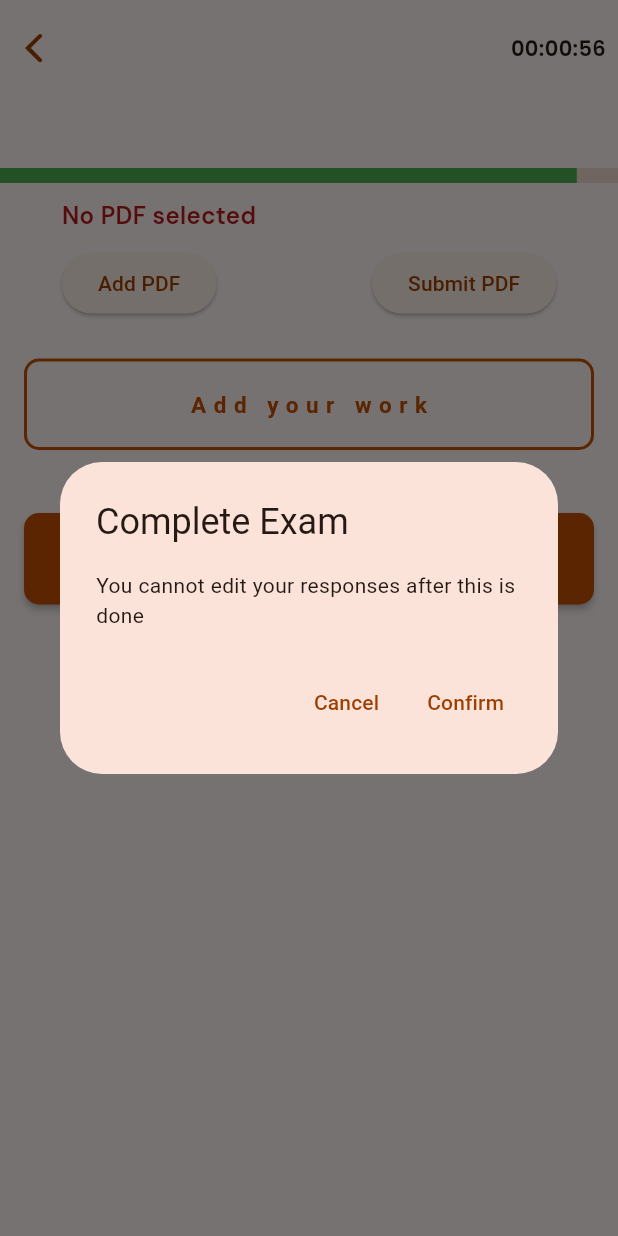
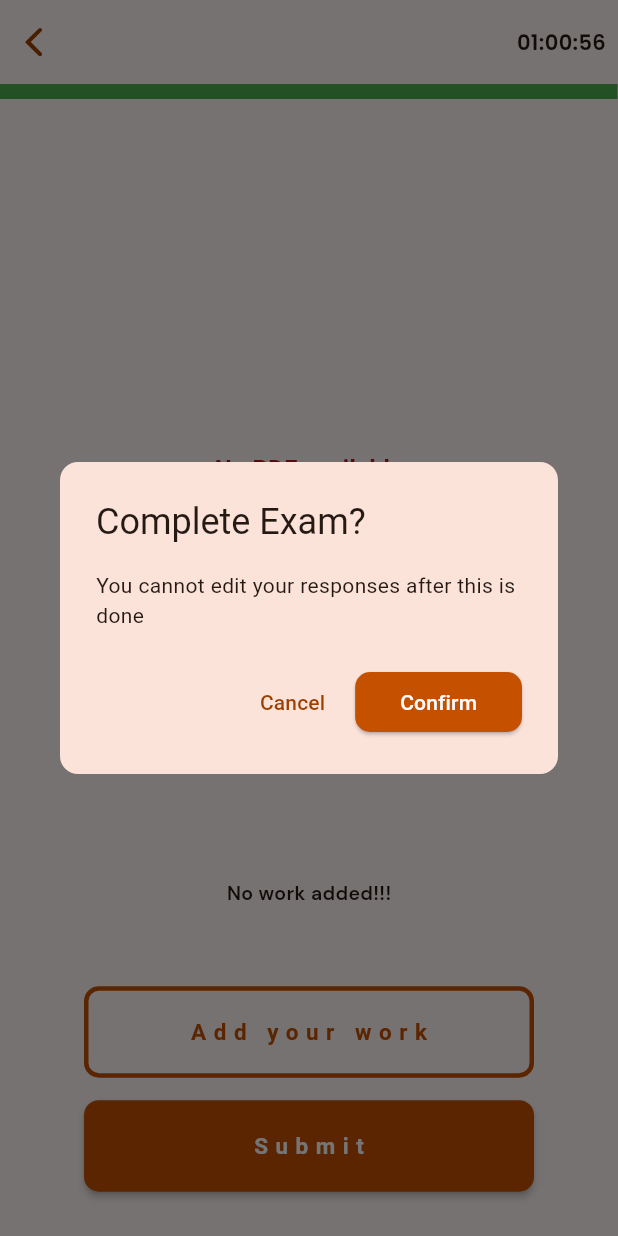
Before and after one commit to samuelantwi103/son_ques_app, a Flutter app: the ExamPage screen opened directly with empty values, after a tap on "Add your work", after a tap on "Submit", on a phone screen of 412 x 824 dp. Run offline on Flutter 3.47's test engine with Material 3 defaults, Android fonts, the phone set to English and light mode, and no system bars; our stand-ins replace animated_splash_screen, file_picker, firebase_core, flutter_riverpod, google_fonts; missing offline and left inert: flutter_adaptive_scaffold, flutter_pdfview; accounts and stored records are empty.

Commit message:
finished student side

```diff
--- a/sonmit/lib/components/button.dart
+++ b/sonmit/lib/components/button.dart
@@ -1,3 +1,4 @@
+// components/button.dart
 import 'package:flutter/material.dart';
 
 // ROUNDED Button
@@ -123,7 +124,7 @@ class FullOutlineButton extends StatelessWidget {
         maxWidth: 300,
       ),
       child: MaterialButton(
-        onPressed: enabled? onPressed:null,
+        onPressed: enabled ? onPressed : null,
         // disabledColor:
         //     Theme.of(context).colorScheme.primaryContainer.withOpacity(0.5),
 
@@ -137,7 +138,7 @@ class FullOutlineButton extends StatelessWidget {
                 .colorScheme
                 .primaryContainer
                 .withOpacity(enabled ? 1 : 0.5),
-            width: 2,
+            width: 3,
           ),
         ),
         // style: ButtonStyle(
@@ -245,13 +246,16 @@ class SmoothButton extends StatelessWidget {
     return ElevatedButton(
       onPressed: onPressed,
       style: ElevatedButton.styleFrom(
-        backgroundColor: Colors.amber[200],
+        backgroundColor: Theme.of(context).colorScheme.primaryContainer,
         shape: RoundedRectangleBorder(
-          borderRadius: BorderRadius.circular(30),
+          borderRadius: BorderRadius.circular(10),
         ),
         padding: const EdgeInsets.symmetric(vertical: 10, horizontal: 30),
       ),
-      child: Text(text, style: const TextStyle(color: Colors.black)),
+      child: Text(
+        text,
+        style: TextStyle(color: Theme.of(context).colorScheme.onPrimaryContainer),
+      ),
     );
   }
 }
--- a/sonmit/lib/components/card.dart
+++ b/sonmit/lib/components/card.dart
@@ -440,7 +440,7 @@ class MockCard extends StatelessWidget {
                     ),
                     FullButton(
                         onPressed: onStart,
-                        text: "Start Quiz",
+                        text: "Start Exam",
                         enabled: score == null ? false : true),
                   ]),
             SizedBox(
--- /dev/null
+++ b/sonmit/lib/components/custom_scaffold.dart
@@ -0,0 +1,27 @@
+// components/custom_scaffold.dart
+import 'package:flutter/cupertino.dart';
+import 'package:flutter_adaptive_scaffold/flutter_adaptive_scaffold.dart';
+
+class CustomScaffold extends StatefulWidget {
+  List<Widget> children;
+  CustomScaffold({
+    super.key,
+    required this.children,
+  });
+
+  @override
+  State<CustomScaffold> createState() => _CustomScaffoldState();
+}
+
+class _CustomScaffoldState extends State<CustomScaffold> {
+  @override
+  Widget build(BuildContext context) {
+    return Breakpoints.mediumAndUp.isActive(context)
+        ? Row(
+            children: widget.children,
+          )
+        : Column(
+            children: widget.children,
+          );
+  }
+}
--- a/sonmit/lib/components/dialog.dart
+++ b/sonmit/lib/components/dialog.dart
@@ -1,4 +1,6 @@
+// components/dialog.dart
 import 'package:flutter/material.dart';
+import 'package:sonmit/components/button.dart';
 
 class PopupDialog extends StatelessWidget {
   final String title;
@@ -7,6 +9,7 @@ class PopupDialog extends StatelessWidget {
   final VoidCallback onConfirm;
   final bool showTitle;
   final bool showCancel;
+  final bool showConfirm;
 
   const PopupDialog({
     super.key,
@@ -16,27 +19,33 @@ class PopupDialog extends StatelessWidget {
     required this.onConfirm,
     required this.showTitle,
     required this.showCancel,
+    required this.showConfirm,
   });
 
   @override
   Widget build(BuildContext context) {
     return AlertDialog(
-      title:showTitle? Text(title):null,
+      title: showTitle ? Text(title) : null,
       content: message,
-
       shape: RoundedRectangleBorder(
         borderRadius: BorderRadius.circular(12),
       ),
-      actions: <Widget>[
-       showCancel? TextButton(
+      actions: !showCancel && !showConfirm
+
+          ? null:<Widget>[
+              showCancel
+                  ? TextButton(
                       onPressed: onCancel,
                       child: Text('Cancel'),
+                    )
+                  : SizedBox(),
+             showCancel
+                  ?  SmoothButton(
+                onPressed: onConfirm,
+                text: 'Confirm',
               ):SizedBox(),
-        ElevatedButton(
-          onPressed: onConfirm,
-          child: Text('Confirm'),
-        ),
-      ],
+            ]
+          ,
     );
   }
 }
@@ -67,8 +76,6 @@ class _CustomBottomSheetState extends State<CustomBottomSheet> {
   @override
   Widget build(BuildContext context) {
     if (widget.actionText != null) {
-
-
       return Container(
         padding: const EdgeInsets.all(16.0),
         decoration: BoxDecoration(
@@ -129,7 +136,6 @@ class _CustomBottomSheetState extends State<CustomBottomSheet> {
           ],
         ),
       );
-
     }
   }
 }
--- a/sonmit/lib/pages/student/mocks/exam.dart
+++ b/sonmit/lib/pages/student/mocks/exam.dart
@@ -1,3 +1,5 @@
+// pages/student/mocks/exam.dart
+// ignore_for_file: public_member_api_docs, sort_constructors_first
 // pages/student/mocks/exam.dart
 
 import 'dart:io';
@@ -5,14 +7,20 @@ import 'dart:io';
 import 'package:file_picker/file_picker.dart';
 import 'package:flutter/cupertino.dart';
 import 'package:flutter/material.dart';
+import 'package:flutter_adaptive_scaffold/flutter_adaptive_scaffold.dart';
+import 'package:flutter_pdfview/flutter_pdfview.dart';
+import 'package:flutter_riverpod/flutter_riverpod.dart';
 import 'package:google_fonts/google_fonts.dart';
-import 'package:open_file/open_file.dart';
+
 import 'package:sonmit/components/button.dart';
+import 'package:sonmit/components/custom_scaffold.dart';
+import 'package:sonmit/components/pdf_viewer.dart';
 import 'package:sonmit/components/progress_indicator.dart';
 import 'package:sonmit/components/timer.dart';
 import 'package:sonmit/services/callback.dart';
+import 'package:sonmit/themes/theme_provider.dart';
 
-class ExamPage extends StatefulWidget {
+class ExamPage extends ConsumerStatefulWidget {
   final String title;
   final bool isChecking; // Viewing Scores?
 
@@ -23,10 +31,10 @@ class ExamPage extends StatefulWidget {
   });
 
   @override
-  State<ExamPage> createState() => _ExamPageState();
+  ConsumerState<ExamPage> createState() => _ExamPageState();
 }
 
-class _ExamPageState extends State<ExamPage> {
+class _ExamPageState extends ConsumerState<ExamPage> {
   double progress = 1.0; // Initial progress is full (1.0)
 
   // answers from user
@@ -34,6 +42,12 @@ class _ExamPageState extends State<ExamPage> {
 
   // Selected pdf
   File? selectedPdf;
+  int _totalPages = 0;
+  int _currentPage = 0;
+  bool _isPdfReady = false;
+
+  // isDark
+  final container = ProviderContainer();
 
   @override
   void initState() {
@@ -42,15 +56,24 @@ class _ExamPageState extends State<ExamPage> {
   }
 
   @override
+  void dispose() {
+    super.dispose();
+  }
+
+  @override
   Widget build(BuildContext context) {
+    // Theme
+    final themeState = ref.watch(themeNotifierProvider);
+    bool isDark = themeState == ThemeMode.dark;
+    // debugPrint("$themeState");
+
     return Scaffold(
-      body: CustomScrollView(
-        slivers: [
-          SliverAppBar.medium(
-            pinned: true,
+      appBar: AppBar(
         leading: CupertinoNavigationBarBackButton(
           onPressed: () {
-                callDialog(
+            widget.isChecking
+                ? Navigator.pop(context)
+                : callDialog(
                     context: context,
                     content: Text(
                         "Your current progress will be saved and submitted. \nYou will not be able to edit your responses after this."),
@@ -68,7 +91,7 @@ class _ExamPageState extends State<ExamPage> {
                 Padding(
                   padding: const EdgeInsets.all(8.0),
                   child: CountdownTimer(
-                        hours: 0,
+                    hours: 1,
                     minutes: 1,
                     onProgress: (timerProgress) {
                       setState(() {
@@ -85,9 +108,12 @@ class _ExamPageState extends State<ExamPage> {
                         showTitle: false,
                         showCancel: false,
                         barrierDismissible: false,
-                            content: Text(
+                        content: SizedBox(
+                          height: 100,
+                          child: Text(
                             "Session ended!",
                             style: TextStyle(fontSize: 20),
+                          ),
                         ),
                         title: "",
                         showConfirm: false,
@@ -107,7 +133,6 @@ class _ExamPageState extends State<ExamPage> {
                   value: progress,
                 ),
               ),
-            flexibleSpace: FlexibleSpaceBar(
         title: Text(
           widget.title,
           style: Theme.of(context)
@@ -117,99 +142,84 @@ class _ExamPageState extends State<ExamPage> {
         ),
         centerTitle: true,
       ),
-            centerTitle: true,
+      body: !widget.isChecking
+          ? CustomScaffold(
+              children: [
+                Expanded(
+                  flex: 13,
+                  child: selectedPdf != null
+                      ? Center(
+                          child: ConstrainedBox(
+                            constraints: BoxConstraints(
+                              maxHeight: 1000,
+                              maxWidth: 500,
                             ),
-          SliverToBoxAdapter(
-              child: Padding(
-            padding: EdgeInsets.symmetric(
-              horizontal: MediaQuery.sizeOf(context).width * 0.1,
-              vertical: 10,
+                            child: PdfViewer(
+                              selectedPdf: selectedPdf,
+                              // totalPages: _totalPages, currentPage: _currentPage, isPdfReady: _isPdfReady
+                              )
                           ),
-            child: Column(
-              crossAxisAlignment: CrossAxisAlignment.start,
-              children: [
-                if (selectedPdf != null) ...[
-                  Text(
-                    "Selected PDF: ${selectedPdf!.path.split('/').last}",
-                    style: GoogleFonts.dmSans(
-                      fontWeight: FontWeight.w600,
-                      fontSize: 16,
-                    ),
-                  ),
-                  const SizedBox(height: 10),
-                  ElevatedButton(
-                    onPressed: () async {
-                      OpenFile.open(selectedPdf!.path);
-                    },
-                    child: Text("View PDF"),
-                  ),
-                ] else
-                  Text(
-                    "No PDF selected",
-                    style: GoogleFonts.dmSans(
+                        )
+                      : Center(
+                          child: Text(
+                            "No PDF available",
+                            style: TextStyle(
                               fontWeight: FontWeight.w600,
                               fontSize: 16,
                               color: Theme.of(context).colorScheme.error,
                             ),
                           ),
-                const SizedBox(height: 10),
-                Row(
-                  mainAxisAlignment: MainAxisAlignment.spaceBetween,
+                        ),
+                ),
+                Expanded(
+                  flex: 7,
+                  child: Column(
+                    mainAxisAlignment: MainAxisAlignment.spaceAround,
                     children: [
-                    ElevatedButton(
-                      onPressed: () {
-                        selectedPdf == null ? _pickPdf() : _removePdf();
-                      },
-                      child:
-                          Text(selectedPdf == null ? "Add PDF" : "Remove PDF"),
+                      Padding(
+                        padding: const EdgeInsets.symmetric(
+                            vertical: 8.0, horizontal: 25),
+                        child: !widget.isChecking
+                            ? selectedPdf != null
+                                ? Text(
+                                    "Added work: ${selectedPdf?.path.split('/').last}",
+                                    style: GoogleFonts.dmSans(
+                                      fontWeight: FontWeight.w600,
+                                      fontSize: 13,
                                     ),
-                    ElevatedButton(
-                      onPressed: () {
-                        if (selectedPdf != null) {
-                          // Submit the PDF or handle submission logic
-                          selectedPdf == null ? _pickPdf() : _removePdf();
-
-                          ScaffoldMessenger.of(context).showSnackBar(
-                            SnackBar(content: Text("PDF submitted")),
-                          );
-                        }
-                      },
-                      child: Text("Submit PDF"),
+                                  )
+                                : Text(
+                                    "No work added!!!",
+                                    style: GoogleFonts.dmSans(
+                                      fontWeight: FontWeight.w600,
+                                      fontSize: 13,
                                     ),
-                  ],
+                                  )
+                            : null,
                       ),
-              ],
-            ),
-          )),
-          SliverToBoxAdapter(
-            child: Padding(
-              padding: const EdgeInsets.all(16.0),
+                      Column(
+                        children: [
+                          Padding(
+                            padding: const EdgeInsets.fromLTRB(16.0, 5, 16, 5),
                             child: widget.isChecking
                                 ? null
                                 : FullOutlineButton(
                                     onPressed: () {
-                        if (selectedPdf != null) {
-                          // Submit the PDF or handle submission logic
-                          selectedPdf == null ? _pickPdf() : _removePdf();
-
-                          ScaffoldMessenger.of(context).showSnackBar(
-                            SnackBar(content: Text(selectedPdf != null?"PDF added":"PDF removed")),
-                          );
-                        }
+                                      // add the PDF or handle remove pdf logic
+                                      selectedPdf == null
+                                          ? _pickPdf(context)
+                                          : _removePdf(context);
                                     },
-                      text:selectedPdf == null? 'Add your work':"Remove",
+                                    text: selectedPdf == null
+                                        ? 'Add your work'
+                                        : "Remove",
                                   ),
                           ),
-          ),
-          SliverToBoxAdapter(
-            child: SizedBox(
+                          SizedBox(
                             height: 10,
                           ),
-          ),
-
-          SliverToBoxAdapter(
-            child: Padding(
-              padding: const EdgeInsets.all(16.0),
+                          Padding(
+                            padding: const EdgeInsets.fromLTRB(16.0, 0, 16, 10),
                             child: widget.isChecking
                                 ? null
                                 : FullButton(
@@ -218,38 +228,33 @@ class _ExamPageState extends State<ExamPage> {
                                           context: context,
                                           content: Text(
                                               "You cannot edit your responses after this is done"),
-                            title: "Complete Exam",
+                                          title: "Complete Exam?",
                                           onConfirm: () {
                                             setState(() {
-                                isSubmitted = true; // Mark Exam as submitted
+                                              isSubmitted =
+                                                  true; // Mark Exam as submitted
                                             });
                                             Navigator.pop(context);
                                             Navigator.pop(context);
-                              ScaffoldMessenger.of(context).showSnackBar(
-                                  SnackBar(content: Text("Submitted")));
+                                            ScaffoldMessenger.of(context)
+                                                .showSnackBar(SnackBar(
+                                                    content:
+                                                        Text("Submitted")));
                                           });
                                     },
                                     text: 'Submit',
                                   ),
                           ),
+                        ],
                       ),
-          // if (isSubmitted) // Show score after submission
-          //   SliverToBoxAdapter(
-          //     child: Padding(
-          //       padding: const EdgeInsets.all(16.0),
-          //       child: Text(
-          //         'Your score is ${calculateScore(
-          //           questions: questions,
-          //           selectedAnswers: selectedAnswers,
-          //         )} out of ${questions.length}.',
-          //         style: const TextStyle(
-          //           fontSize: 18,
-          //           fontWeight: FontWeight.bold,
-          //         ),
-          //       ),
-          //     ),
-          //   ),
                     ],
+                  ),
+                ),
+              ],
+            )
+            //Marked Script Section
+          : Center(
+              child: Text("Marked Script"),
             ),
       floatingActionButton: widget.isChecking
           ? FloatingActionButton.extended(
@@ -260,7 +265,7 @@ class _ExamPageState extends State<ExamPage> {
     );
   }
 
-  Future<void> _pickPdf() async {
+  Future<void> _pickPdf(BuildContext context) async {
     FilePickerResult? result = await FilePicker.platform.pickFiles(
       type: FileType.custom,
       allowedExtensions: ['pdf'],
@@ -269,13 +274,23 @@ class _ExamPageState extends State<ExamPage> {
     if (result != null) {
       setState(() {
         selectedPdf = File(result.files.single.path!);
+        _isPdfReady = false;
       });
+      ScaffoldMessenger.of(context).showSnackBar(
+        SnackBar(content: Text("PDF added")),
+      );
     }
   }
 
-  Future<void> _removePdf() async {
+  Future<void> _removePdf(BuildContext context) async {
     setState(() {
       selectedPdf = null;
+      _isPdfReady = false;
+      _currentPage = 0;
+      _totalPages = 0;
     });
+    ScaffoldMessenger.of(context).showSnackBar(
+      SnackBar(content: Text("PDF removed")),
+    );
   }
 }
--- a/sonmit/lib/services/callback.dart
+++ b/sonmit/lib/services/callback.dart
@@ -19,7 +19,6 @@ Color getProgressColor({
     return highProgressColor;
   }
 }
-
 
 void callBottomSheet({
   required BuildContext context,
@@ -64,6 +63,7 @@ void callDialog({
   required Widget content,
   required String title,
   required VoidCallback onConfirm,
+  // VoidCallbackAction? onCancel,
   bool barrierDismissible = true,
   bool showTitle = true,
   bool showCancel = true,
@@ -83,24 +83,16 @@ void callDialog({
         });
       }
 
-      return AlertDialog(
-        title: showTitle ? Text(title) : null,
-        content: content,
-        actions: [
-          if (showCancel)
-            TextButton(
-              onPressed: () {
-                Navigator.pop(context); // Close dialog on cancel
-              },
-              child: Text('Cancel'),
-            ),
-          if (showConfirm)
-            TextButton(
-              onPressed: onConfirm,
-              child: Text('Confirm'),
-            ),
-        ],
-      );
+      return PopupDialog(
+          title: title,
+          message: content,
+          onConfirm: onConfirm,
+          showTitle: showTitle,
+          showCancel: showCancel,
+          showConfirm: showConfirm,
+          onCancel: () {
+            Navigator.pop(context);
+          });
     },
   );
 }
--- a/sonmit/pubspec.yaml
+++ b/sonmit/pubspec.yaml
@@ -49,6 +49,7 @@ dependencies:
   riverpod_annotation: ^2.6.0
   file_picker: ^5.2.3
   open_file: ^3.2.1
+  flutter_pdfview: ^1.0.7
 
 dev_dependencies:
   flutter_test:
```
Also changed, not shown: sonmit/lib/components/pdf_viewer.dart (added, +87 -0 lines), sonmit/lib/pages/signin_page.dart (+5 -2 lines), sonmit/lib/pages/student/assessments/quiz.dart (+8 -3 lines), sonmit/pubspec.lock. Lines whose indentation alone changed are shown as unchanged.
